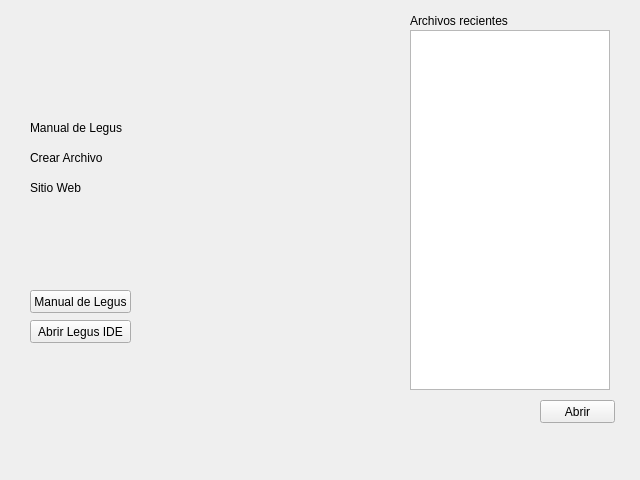
ProyectoLegus/LegusIDE, file Bienvenida.ui: the form before one commit.
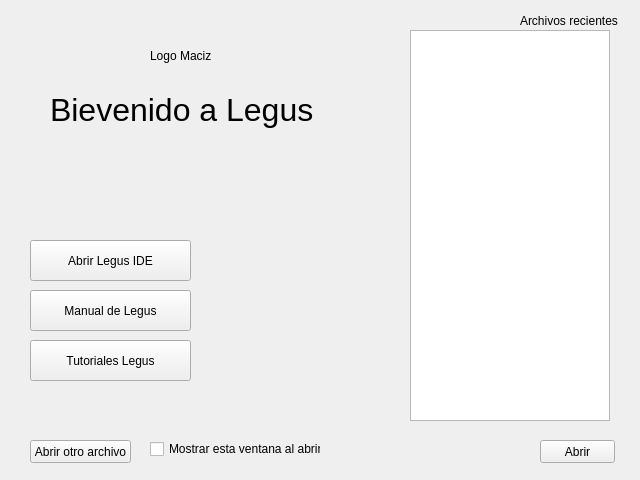
The form after the commit. Icons and pictures are not drawn.

Patch:
```diff
--- a/Bienvenida.ui
+++ b/Bienvenida.ui
@@ -32,7 +32,7 @@
       <x>410</x>
       <y>30</y>
       <width>200</width>
-      <height>360</height>
+      <height>391</height>
      </rect>
     </property>
     <property name="minimumSize">
@@ -46,7 +46,7 @@
     <property name="geometry">
      <rect>
       <x>540</x>
-      <y>400</y>
+      <y>440</y>
       <width>75</width>
       <height>23</height>
      </rect>
@@ -58,7 +58,7 @@
    <widget class="QLabel" name="label">
     <property name="geometry">
      <rect>
-      <x>410</x>
+      <x>520</x>
       <y>10</y>
       <width>101</width>
       <height>21</height>
@@ -68,52 +68,13 @@
      <string>Archivos recientes</string>
     </property>
    </widget>
-   <widget class="QLabel" name="label_2">
-    <property name="geometry">
-     <rect>
-      <x>30</x>
-      <y>120</y>
-      <width>141</width>
-      <height>16</height>
-     </rect>
-    </property>
-    <property name="text">
-     <string>Manual de Legus</string>
-    </property>
-   </widget>
-   <widget class="QLabel" name="label_3">
-    <property name="geometry">
-     <rect>
-      <x>30</x>
-      <y>150</y>
-      <width>141</width>
-      <height>16</height>
-     </rect>
-    </property>
-    <property name="text">
-     <string>Crear Archivo</string>
-    </property>
-   </widget>
-   <widget class="QLabel" name="label_4">
-    <property name="geometry">
-     <rect>
-      <x>30</x>
-      <y>180</y>
-      <width>141</width>
-      <height>16</height>
-     </rect>
-    </property>
-    <property name="text">
-     <string>Sitio Web</string>
-    </property>
-   </widget>
    <widget class="QPushButton" name="btnCrearArchivo">
     <property name="geometry">
      <rect>
       <x>30</x>
-      <y>320</y>
-      <width>101</width>
-      <height>23</height>
+      <y>240</y>
+      <width>161</width>
+      <height>41</height>
      </rect>
     </property>
     <property name="text">
@@ -125,24 +86,83 @@
      <rect>
       <x>30</x>
       <y>290</y>
+      <width>161</width>
+      <height>41</height>
+     </rect>
+    </property>
+    <property name="text">
+     <string>Manual de Legus</string>
+    </property>
+   </widget>
+   <widget class="QLabel" name="label_2">
+    <property name="geometry">
+     <rect>
+      <x>50</x>
+      <y>90</y>
+      <width>271</width>
+      <height>41</height>
+     </rect>
+    </property>
+    <property name="text">
+     <string>&lt;!DOCTYPE HTML PUBLIC &quot;-//W3C//DTD HTML 4.0//EN&quot; &quot;http://www.w3.org/TR/REC-html40/strict.dtd&quot;&gt;
+&lt;html&gt;&lt;head&gt;&lt;meta name=&quot;qrichtext&quot; content=&quot;1&quot; /&gt;&lt;style type=&quot;text/css&quot;&gt;
+p, li { white-space: pre-wrap; }
+&lt;/style&gt;&lt;/head&gt;&lt;body style=&quot; font-family:'MS Shell Dlg 2'; font-size:8.25pt; font-weight:400; font-style:normal;&quot;&gt;
+&lt;p style=&quot; margin-top:0px; margin-bottom:0px; margin-left:0px; margin-right:0px; -qt-block-indent:0; text-indent:0px;&quot;&gt;&lt;span style=&quot; font-size:24pt;&quot;&gt;Bievenido a Legus&lt;/span&gt;&lt;/p&gt;&lt;/body&gt;&lt;/html&gt;</string>
+    </property>
+   </widget>
+   <widget class="QPushButton" name="btnTutorialesLegus">
+    <property name="geometry">
+     <rect>
+      <x>30</x>
+      <y>340</y>
+      <width>161</width>
+      <height>41</height>
+     </rect>
+    </property>
+    <property name="text">
+     <string>Tutoriales Legus</string>
+    </property>
+   </widget>
+   <widget class="QPushButton" name="btnAbrirOtroArchivo">
+    <property name="geometry">
+     <rect>
+      <x>30</x>
+      <y>440</y>
       <width>101</width>
       <height>23</height>
      </rect>
     </property>
     <property name="text">
-     <string>Manual de Legus</string>
+     <string>Abrir otro archivo</string>
     </property>
    </widget>
-  </widget>
-  <widget class="QMenuBar" name="menubar">
-   <property name="geometry">
-    <rect>
-     <x>0</x>
-     <y>0</y>
-     <width>640</width>
-     <height>20</height>
-    </rect>
-   </property>
+   <widget class="QLabel" name="label_3">
+    <property name="geometry">
+     <rect>
+      <x>150</x>
+      <y>30</y>
+      <width>61</width>
+      <height>51</height>
+     </rect>
+    </property>
+    <property name="text">
+     <string>Logo Macizo</string>
+    </property>
+   </widget>
+   <widget class="QCheckBox" name="chkAbrirVentana">
+    <property name="geometry">
+     <rect>
+      <x>150</x>
+      <y>440</y>
+      <width>171</width>
+      <height>18</height>
+     </rect>
+    </property>
+    <property name="text">
+     <string>Mostrar esta ventana al abrir</string>
+    </property>
+   </widget>
   </widget>
  </widget>
  <resources/>
```
Left out of the diff: 8 changed lines with no effect on the pictures.
